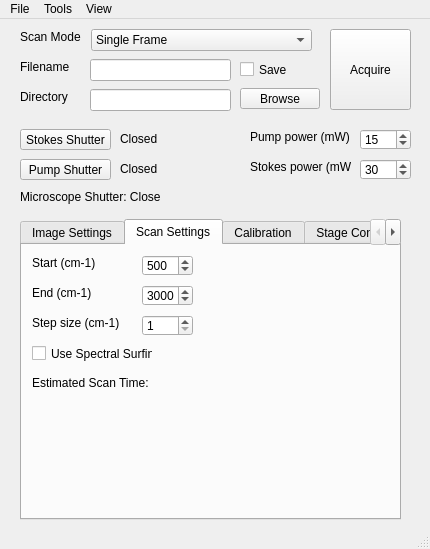
Before: the Qt Designer form hyperspecter/gui/hyperspecter_ui.ui in ToroidalVortex/Hyperspecter_Supercontinuum, drawn with Qt 5.
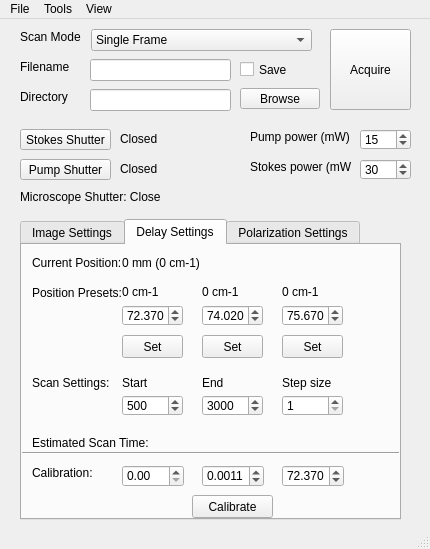
After: the same form once the commit is applied. The open tabs and pages were chosen to show the change.

Commit message: Added delay stage control to gui

```diff
--- a/hyperspecter/gui/hyperspecter_ui.ui
+++ b/hyperspecter/gui/hyperspecter_ui.ui
@@ -597,27 +597,27 @@
     </widget>
     <widget class="QWidget" name="tab_2">
      <attribute name="title">
-      <string>Scan Settings</string>
+      <string>Delay Settings</string>
      </attribute>
      <widget class="QLabel" name="scanStartLabel">
       <property name="geometry">
        <rect>
-        <x>10</x>
-        <y>10</y>
-        <width>101</width>
+        <x>100</x>
+        <y>130</y>
+        <width>61</width>
         <height>16</height>
        </rect>
       </property>
       <property name="text">
-       <string>Start (cm-1)</string>
+       <string>Start</string>
       </property>
      </widget>
      <widget class="QDoubleSpinBox" name="scanEndWidget">
       <property name="geometry">
        <rect>
-        <x>120</x>
-        <y>40</y>
-        <width>51</width>
+        <x>180</x>
+        <y>150</y>
+        <width>61</width>
         <height>21</height>
        </rect>
       </property>
@@ -637,9 +637,9 @@
      <widget class="QDoubleSpinBox" name="stepSizeWidget">
       <property name="geometry">
        <rect>
-        <x>120</x>
-        <y>70</y>
-        <width>51</width>
+        <x>260</x>
+        <y>150</y>
+        <width>61</width>
         <height>21</height>
        </rect>
       </property>
@@ -662,22 +662,22 @@
      <widget class="QLabel" name="scanEndLabel">
       <property name="geometry">
        <rect>
-        <x>10</x>
-        <y>40</y>
-        <width>101</width>
+        <x>180</x>
+        <y>130</y>
+        <width>61</width>
         <height>16</height>
        </rect>
       </property>
       <property name="text">
-       <string>End (cm-1)</string>
+       <string>End</string>
       </property>
      </widget>
      <widget class="QDoubleSpinBox" name="scanStartWidget">
       <property name="geometry">
        <rect>
-        <x>120</x>
-        <y>10</y>
-        <width>51</width>
+        <x>100</x>
+        <y>150</y>
+        <width>61</width>
         <height>21</height>
        </rect>
       </property>
@@ -697,21 +697,21 @@
      <widget class="QLabel" name="stepSizeLabel">
       <property name="geometry">
        <rect>
-        <x>10</x>
-        <y>70</y>
-        <width>101</width>
+        <x>260</x>
+        <y>130</y>
+        <width>61</width>
         <height>16</height>
        </rect>
       </property>
       <property name="text">
-       <string>Step size (cm-1)</string>
+       <string>Step size</string>
       </property>
      </widget>
      <widget class="QLabel" name="estimatedScanTimeLabel">
       <property name="geometry">
        <rect>
         <x>10</x>
-        <y>130</y>
+        <y>190</y>
         <width>341</width>
         <height>16</height>
        </rect>
@@ -720,28 +720,296 @@
        <string>Estimated Scan Time: </string>
       </property>
      </widget>
-     <widget class="QCheckBox" name="checkBox">
+     <widget class="QPushButton" name="delayStagePresetButton2">
       <property name="geometry">
        <rect>
+        <x>260</x>
+        <y>90</y>
+        <width>61</width>
+        <height>23</height>
+       </rect>
+      </property>
+      <property name="text">
+       <string>Set</string>
+      </property>
+     </widget>
+     <widget class="QDoubleSpinBox" name="delayStagePresetWidget1">
+      <property name="geometry">
+       <rect>
+        <x>180</x>
+        <y>60</y>
+        <width>61</width>
+        <height>21</height>
+       </rect>
+      </property>
+      <property name="decimals">
+       <number>3</number>
+      </property>
+      <property name="minimum">
+       <double>0.000000000000000</double>
+      </property>
+      <property name="maximum">
+       <double>2000.000000000000000</double>
+      </property>
+      <property name="singleStep">
+       <double>0.010000000000000</double>
+      </property>
+      <property name="value">
+       <double>74.019999999999996</double>
+      </property>
+     </widget>
+     <widget class="QDoubleSpinBox" name="delayStagePresetWidget2">
+      <property name="geometry">
+       <rect>
+        <x>260</x>
+        <y>60</y>
+        <width>61</width>
+        <height>21</height>
+       </rect>
+      </property>
+      <property name="decimals">
+       <number>3</number>
+      </property>
+      <property name="minimum">
+       <double>0.000000000000000</double>
+      </property>
+      <property name="maximum">
+       <double>2000.000000000000000</double>
+      </property>
+      <property name="singleStep">
+       <double>0.010000000000000</double>
+      </property>
+      <property name="value">
+       <double>75.670000000000002</double>
+      </property>
+     </widget>
+     <widget class="QPushButton" name="delayStagePresetButton0">
+      <property name="geometry">
+       <rect>
+        <x>100</x>
+        <y>90</y>
+        <width>61</width>
+        <height>23</height>
+       </rect>
+      </property>
+      <property name="text">
+       <string>Set</string>
+      </property>
+     </widget>
+     <widget class="QLabel" name="delayStagePosition">
+      <property name="geometry">
+       <rect>
+        <x>100</x>
+        <y>10</y>
+        <width>261</width>
+        <height>16</height>
+       </rect>
+      </property>
+      <property name="text">
+       <string>0 mm (0 cm-1)</string>
+      </property>
+     </widget>
+     <widget class="QLabel" name="delayStagePositionLabel">
+      <property name="geometry">
+       <rect>
         <x>10</x>
-        <y>100</y>
-        <width>121</width>
-        <height>17</height>
+        <y>10</y>
+        <width>91</width>
+        <height>16</height>
        </rect>
       </property>
       <property name="text">
-       <string>Use Spectral Surfing</string>
+       <string>Current Position:</string>
       </property>
      </widget>
-    </widget>
-    <widget class="QWidget" name="tab_4">
-     <attribute name="title">
-      <string>Calibration</string>
-     </attribute>
+     <widget class="QDoubleSpinBox" name="delayStagePresetWidget0">
+      <property name="geometry">
+       <rect>
+        <x>100</x>
+        <y>60</y>
+        <width>61</width>
+        <height>21</height>
+       </rect>
+      </property>
+      <property name="decimals">
+       <number>3</number>
+      </property>
+      <property name="minimum">
+       <double>0.000000000000000</double>
+      </property>
+      <property name="maximum">
+       <double>2000.000000000000000</double>
+      </property>
+      <property name="singleStep">
+       <double>0.010000000000000</double>
+      </property>
+      <property name="value">
+       <double>72.370000000000005</double>
+      </property>
+     </widget>
+     <widget class="QPushButton" name="delayStagePresetButton1">
+      <property name="geometry">
+       <rect>
+        <x>180</x>
+        <y>90</y>
+        <width>61</width>
+        <height>23</height>
+       </rect>
+      </property>
+      <property name="text">
+       <string>Set</string>
+      </property>
+     </widget>
+     <widget class="QLabel" name="delayStagePositionPresetsLabel">
+      <property name="geometry">
+       <rect>
+        <x>10</x>
+        <y>40</y>
+        <width>91</width>
+        <height>16</height>
+       </rect>
+      </property>
+      <property name="text">
+       <string>Position Presets:</string>
+      </property>
+     </widget>
+     <widget class="QLabel" name="scanLabel">
+      <property name="geometry">
+       <rect>
+        <x>10</x>
+        <y>130</y>
+        <width>91</width>
+        <height>16</height>
+       </rect>
+      </property>
+      <property name="text">
+       <string>Scan Settings:</string>
+      </property>
+     </widget>
+     <widget class="QLabel" name="label">
+      <property name="geometry">
+       <rect>
+        <x>10</x>
+        <y>220</y>
+        <width>91</width>
+        <height>16</height>
+       </rect>
+      </property>
+      <property name="text">
+       <string>Calibration: </string>
+      </property>
+     </widget>
+     <widget class="QLabel" name="delayStagePreset0">
+      <property name="geometry">
+       <rect>
+        <x>100</x>
+        <y>40</y>
+        <width>47</width>
+        <height>13</height>
+       </rect>
+      </property>
+      <property name="text">
+       <string>0 cm-1</string>
+      </property>
+     </widget>
+     <widget class="QLabel" name="delayStagePreset1">
+      <property name="geometry">
+       <rect>
+        <x>180</x>
+        <y>40</y>
+        <width>47</width>
+        <height>13</height>
+       </rect>
+      </property>
+      <property name="text">
+       <string>0 cm-1</string>
+      </property>
+     </widget>
+     <widget class="QLabel" name="delayStagePreset2">
+      <property name="geometry">
+       <rect>
+        <x>260</x>
+        <y>40</y>
+        <width>47</width>
+        <height>13</height>
+       </rect>
+      </property>
+      <property name="text">
+       <string>0 cm-1</string>
+      </property>
+     </widget>
+     <widget class="Line" name="line">
+      <property name="geometry">
+       <rect>
+        <x>-10</x>
+        <y>200</y>
+        <width>401</width>
+        <height>16</height>
+       </rect>
+      </property>
+      <property name="orientation">
+       <enum>Qt::Horizontal</enum>
+      </property>
+     </widget>
+     <widget class="QDoubleSpinBox" name="calibrationWidget0">
+      <property name="geometry">
+       <rect>
+        <x>100</x>
+        <y>220</y>
+        <width>62</width>
+        <height>22</height>
+       </rect>
+      </property>
+     </widget>
+     <widget class="QDoubleSpinBox" name="calibrationWidget1">
+      <property name="geometry">
+       <rect>
+        <x>180</x>
+        <y>220</y>
+        <width>62</width>
+        <height>22</height>
+       </rect>
+      </property>
+      <property name="decimals">
+       <number>4</number>
+      </property>
+      <property name="value">
+       <double>0.001100000000000</double>
+      </property>
+     </widget>
+     <widget class="QDoubleSpinBox" name="calibrationWidget2">
+      <property name="geometry">
+       <rect>
+        <x>260</x>
+        <y>220</y>
+        <width>62</width>
+        <height>22</height>
+       </rect>
+      </property>
+      <property name="decimals">
+       <number>3</number>
+      </property>
+      <property name="value">
+       <double>72.370000000000005</double>
+      </property>
+     </widget>
+     <widget class="QPushButton" name="calibrationButton">
+      <property name="geometry">
+       <rect>
+        <x>170</x>
+        <y>250</y>
+        <width>81</width>
+        <height>23</height>
+       </rect>
+      </property>
+      <property name="text">
+       <string>Calibrate</string>
+      </property>
+     </widget>
     </widget>
     <widget class="QWidget" name="tab_3">
      <attribute name="title">
-      <string>Stage Control</string>
+      <string>Polarization Settings</string>
      </attribute>
      <widget class="QComboBox" name="scanTypeWidget_2">
       <property name="geometry">
```
Left out of the diff: 317 changed lines with no effect on the pictures. The commit also changes 4 other files.
